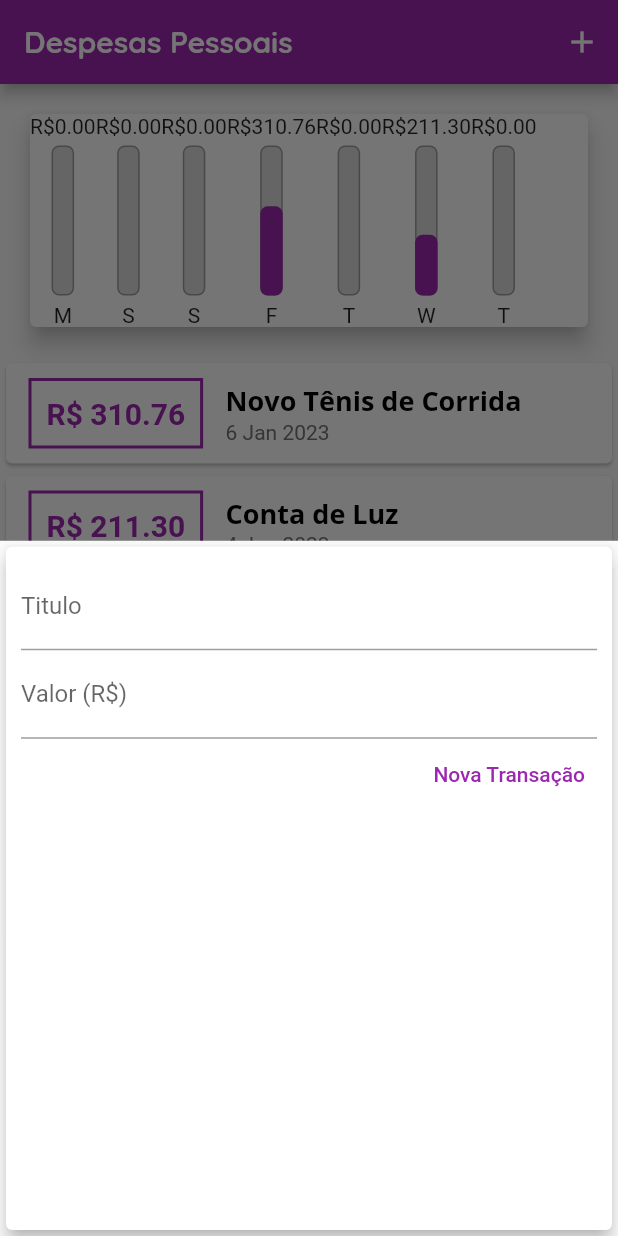
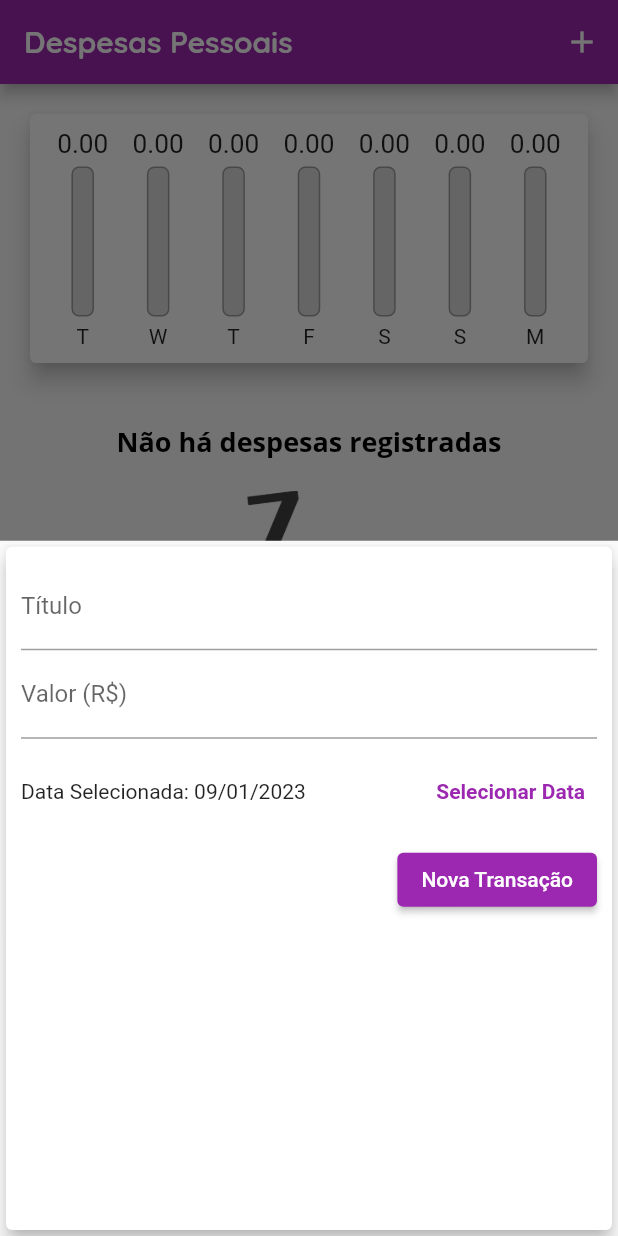
Before and after one commit to silvaalexsander/App-Expenses-Flutter, a Flutter app: the screen it shows after launch, after a tap on the "add" icon, on a phone screen of 412 x 824 dp. Run offline on Flutter 3.47's test engine with Material 2 defaults, Android fonts, the phone set to English and light mode, and no system bars.

Commit message:
Projeto Finalizado

```diff
--- a/lib/components/chart.dart
+++ b/lib/components/chart.dart
@@ -30,7 +30,7 @@ class Chart extends StatelessWidget {
         'day': DateFormat.E().format(weekDay)[0],
         'value': totalSum,
       };
-    });
+    }).reversed.toList();
   }
 
   double get _weekTotalValue {
@@ -44,14 +44,23 @@ class Chart extends StatelessWidget {
     return Card(
       elevation: 6,
       margin: EdgeInsets.all(20),
+      child: Padding(
+        padding: const EdgeInsets.all(10),
         child: Row(
+          mainAxisAlignment: MainAxisAlignment.spaceAround,
           children: groupedTransactions.map((tr) {
-          return ChartBar(
+            return Flexible(
+              fit: FlexFit.tight,
+              child: ChartBar(
                 label: tr['day'] as String,
                 value: tr['value'] as double,
-            percentage: (tr['value'] as double) / _weekTotalValue,
+                percentage: _weekTotalValue == 0
+                    ? 0
+                    : (tr['value'] as double) / _weekTotalValue,
+              ),
             );
           }).toList(),
+        ),
       ),
     );
   }
--- a/lib/components/chart_bar.dart
+++ b/lib/components/chart_bar.dart
@@ -18,7 +18,12 @@ class ChartBar extends StatelessWidget {
   Widget build(BuildContext context) {
     return Column(
       children: [
-        Text('R\$${value!.toStringAsFixed(2)}'),
+        Container(
+          height: 20,
+          child: FittedBox(
+            child: Text(value!.toStringAsFixed(2)),
+          ),
+        ),
         SizedBox(height: 5),
         Container(
           height: 100,
--- a/lib/components/transaction_form.dart
+++ b/lib/components/transaction_form.dart
@@ -1,26 +1,48 @@
-// ignore_for_file: prefer_const_constructors, unused_local_variable
+// ignore_for_file: sort_child_properties_last, prefer_const_constructors
 
 import 'package:flutter/material.dart';
+import 'package:intl/intl.dart';
 
 class TransactionForm extends StatefulWidget {
-  final void Function(String, double) onSubmit;
-  TransactionForm(this.onSubmit);
+  final void Function(String, double, DateTime) onSubmit;
+
+  const TransactionForm(this.onSubmit, {Key? key}) : super(key: key);
 
   @override
   State<TransactionForm> createState() => _TransactionFormState();
 }
 
 class _TransactionFormState extends State<TransactionForm> {
-  final titleController = TextEditingController();
-  final valueController = TextEditingController();
+  final _titleController = TextEditingController();
+  final _valueController = TextEditingController();
+  DateTime _selectedDate = DateTime.now();
 
   _submitForm() {
-    final title = titleController.text;
-    final value = double.tryParse(valueController.text) ?? 0.0;
-    if (title.isEmpty || value <= 0) {
+    final title = _titleController.text;
+    final value = double.tryParse(_valueController.text) ?? 0;
+
+    if (title.isEmpty || value <= 0 || _selectedDate == null) {
       return;
     }
-    widget.onSubmit(title, value);
+
+    widget.onSubmit(title, value, _selectedDate);
+  }
+
+  _showDatePicker() {
+    showDatePicker(
+      context: context,
+      initialDate: DateTime.now(),
+      firstDate: DateTime(2019),
+      lastDate: DateTime.now(),
+    ).then((pickedDate) {
+      if (pickedDate == null) {
+        return;
+      }
+
+      setState(() {
+        _selectedDate = pickedDate;
+      });
+    });
   }
 
   @override
@@ -32,25 +54,53 @@ class _TransactionFormState extends State<TransactionForm> {
         child: Column(
           children: [
             TextField(
-                controller: titleController,
+              controller: _titleController,
               onSubmitted: (_) => _submitForm(),
-                decoration: InputDecoration(labelText: 'Titulo'),
+              decoration: const InputDecoration(
+                labelText: 'Título',
+              ),
             ),
             TextField(
-                controller: valueController,
-                keyboardType: TextInputType.numberWithOptions(decimal: true),
+              controller: _valueController,
+              keyboardType:
+                  const TextInputType.numberWithOptions(decimal: true),
               onSubmitted: (_) => _submitForm(),
-                decoration: InputDecoration(labelText: 'Valor (R\$)'),
+              decoration: const InputDecoration(
+                labelText: 'Valor (R\$)',
+              ),
+            ),
+            SizedBox(
+              height: 70,
+              child: Row(
+                children: <Widget>[
+                  Expanded(
+                    child: Text(
+                      _selectedDate == null
+                          ? 'Nenhuma data selecionada!'
+                          : 'Data Selecionada: ${DateFormat('dd/MM/y').format(_selectedDate)}',
+                    ),
+                  ),
+                  TextButton(
+                    child: const Text(
+                      'Selecionar Data',
+                      style: TextStyle(
+                        fontWeight: FontWeight.bold,
+                      ),
+                    ),
+                    onPressed: _showDatePicker,
+                  )
+                ],
+              ),
             ),
             Row(
               mainAxisAlignment: MainAxisAlignment.end,
-                children: [
-                  TextButton(
-                    // ignore: sort_child_properties_last
+              children: <Widget>[
+                ElevatedButton(
                   child: Text(
                     'Nova Transação',
                     style: TextStyle(
-                          color: Theme.of(context).colorScheme.primary),
+                      color: Colors.white,
+                    ),
                   ),
                   onPressed: _submitForm,
                 ),
@@ -58,6 +108,7 @@ class _TransactionFormState extends State<TransactionForm> {
             ),
           ],
         ),
-        ));
+      ),
+    );
   }
 }
--- a/lib/components/transaction_list.dart
+++ b/lib/components/transaction_list.dart
@@ -7,12 +7,13 @@ import '../models/transaction.dart';
 
 class TransactionList extends StatelessWidget {
   final List<Transaction> transactions;
-  TransactionList(this.transactions);
+  final void Function(String) onRemove;
+  const TransactionList(this.transactions, this.onRemove, {super.key});
 
   @override
   Widget build(BuildContext context) {
     return Container(
-      height: 350,
+      height: 400,
       child: transactions.isEmpty
           ? Column(
               children: [
@@ -40,38 +41,35 @@ class TransactionList extends StatelessWidget {
               itemBuilder: (ctx, index) {
                 final tr = transactions[index];
                 return Card(
-                  child: Row(
-                    children: <Widget>[
-                      Container(
-                        margin:
-                            EdgeInsets.symmetric(horizontal: 15, vertical: 10),
-                        decoration: BoxDecoration(
-                            border: Border.all(
-                          color: Theme.of(context).colorScheme.primary,
-                          width: 2,
-                        )),
-                        padding: EdgeInsets.all(10),
-                        child: Text(
-                          'R\$ ${tr.value.toStringAsFixed(2)}',
-                          style: TextStyle(
-                            fontWeight: FontWeight.bold,
-                            fontSize: 20,
-                            color: Theme.of(context).colorScheme.primary,
-                          ),
+                  elevation: 5,
+                  margin: EdgeInsets.symmetric(
+                    vertical: 8,
+                    horizontal: 5,
+                  ),
+                  child: ListTile(
+                    leading: CircleAvatar(
+                      radius: 30,
+                      backgroundColor: Theme.of(context).colorScheme.primary,
+                      foregroundColor: Colors.white,
+                      child: Padding(
+                        padding: const EdgeInsets.all(8.0),
+                        child: FittedBox(
+                          child: Text('R\$${tr.value}'),
                         ),
                       ),
-                      Column(
-                        crossAxisAlignment: CrossAxisAlignment.start,
-                        children: [
-                          Text(tr.title,
-                              style: Theme.of(context).textTheme.headline6),
-                          Text(
-                            DateFormat('d MMM y').format(tr.date),
-                            style: TextStyle(color: Colors.grey[600]),
-                          ),
-                        ],
-                      ),
-                    ],
+                    ),
+                    title: Text(
+                      tr.title,
+                      style: Theme.of(context).textTheme.headline6,
+                    ),
+                    subtitle: Text(
+                      DateFormat('d MMM y').format(tr.date),
+                    ),
+                    trailing: IconButton(
+                      icon: Icon(Icons.delete),
+                      color: Theme.of(context).colorScheme.secondary,
+                      onPressed: (() => onRemove(tr.id)),
+                    ),
                   ),
                 );
               },
--- a/lib/main.dart
+++ b/lib/main.dart
@@ -20,7 +20,7 @@ class ExpensesApp extends StatelessWidget {
       theme: tema.copyWith(
           colorScheme: tema.colorScheme.copyWith(
             primary: Colors.purple,
-            secondary: Colors.amber,
+            secondary: Colors.purple[300],
           ),
           textTheme: tema.textTheme.copyWith(
             headline6: TextStyle(
@@ -47,20 +47,7 @@ class MyHomePage extends StatefulWidget {
 }
 
 class _MyHomePageState extends State<MyHomePage> {
-  final List<Transaction> _transactions = [
-    Transaction(
-      id: 't1',
-      title: 'Novo Tênis de Corrida',
-      value: 310.76,
-      date: DateTime.now().subtract(Duration(days: 3)),
-    ),
-    Transaction(
-      id: 't2',
-      title: 'Conta de Luz',
-      value: 211.30,
-      date: DateTime.now().subtract(Duration(days: 5)),
-    ),
-  ];
+  final List<Transaction> _transactions = [];
 
   List<Transaction> get _recenteTransactions {
     return _transactions.where((tr) {
@@ -78,19 +65,24 @@ class _MyHomePageState extends State<MyHomePage> {
         });
   }
 
-  _addTransaction(String title, double value) {
+  _addTransaction(String title, double value, DateTime date) {
     final newTransaction = Transaction(
       id: Random().nextDouble().toString(),
       title: title,
       value: value,
-      date: DateTime.now(),
+      date: date,
     );
-
     setState(() {
       _transactions.add(newTransaction);
     });
 
     Navigator.of(context).pop();
+  }
+
+  _removeTransaction(String id) {
+    setState(() {
+      _transactions.removeWhere((tr) => tr.id == id);
+    });
   }
 
   @override
@@ -110,7 +102,7 @@ class _MyHomePageState extends State<MyHomePage> {
           crossAxisAlignment: CrossAxisAlignment.stretch,
           children: <Widget>[
             Chart(_recenteTransactions),
-            TransactionList(_transactions),
+            TransactionList(_transactions, _removeTransaction),
           ],
         ),
       ),
```
Lines whose indentation alone changed are shown as unchanged.
